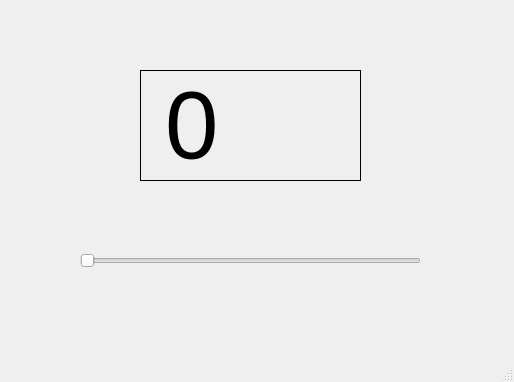
Before: the Qt Designer form gui1.ui in kyoko9000/73.-pyqt5_items, drawn with Qt 5.
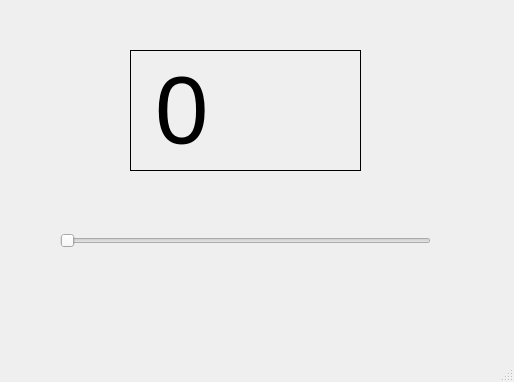
After: the same form once the commit is applied.

What changed in the file:
```diff
--- a/gui1.ui
+++ b/gui1.ui
@@ -14,26 +14,13 @@
    <string>MainWindow</string>
   </property>
   <widget class="QWidget" name="centralwidget">
-   <widget class="QSlider" name="horizontalSlider">
-    <property name="geometry">
-     <rect>
-      <x>80</x>
-      <y>250</y>
-      <width>341</width>
-      <height>22</height>
-     </rect>
-    </property>
-    <property name="orientation">
-     <enum>Qt::Horizontal</enum>
-    </property>
-   </widget>
    <widget class="QLabel" name="label">
     <property name="geometry">
      <rect>
-      <x>140</x>
-      <y>70</y>
-      <width>221</width>
-      <height>111</height>
+      <x>130</x>
+      <y>50</y>
+      <width>231</width>
+      <height>121</height>
      </rect>
     </property>
     <property name="font">
@@ -48,6 +35,19 @@
      <string>0</string>
     </property>
    </widget>
+   <widget class="QSlider" name="horizontalSlider">
+    <property name="geometry">
+     <rect>
+      <x>60</x>
+      <y>230</y>
+      <width>371</width>
+      <height>22</height>
+     </rect>
+    </property>
+    <property name="orientation">
+     <enum>Qt::Horizontal</enum>
+    </property>
+   </widget>
   </widget>
   <widget class="QMenuBar" name="menubar">
    <property name="geometry">
```
